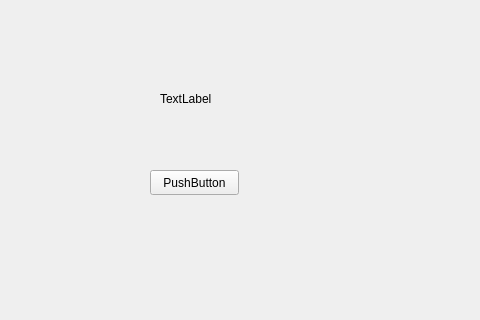
The window that mainwindow.ui (rodolfostark/reaction-time-game) describes before a commit, drawn with Qt 5; both pictures show x 100 to 580 and y 0 to 320 of the 800 by 600 pixel window.
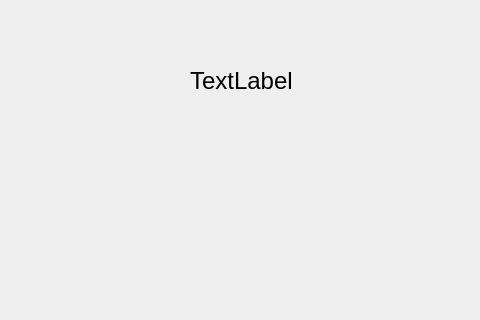
The same window after the commit.

Diff of the .ui file:
```diff
--- a/mainwindow.ui
+++ b/mainwindow.ui
@@ -14,27 +14,19 @@
    <string>MainWindow</string>
   </property>
   <widget class="QWidget" name="centralwidget">
-   <widget class="QPushButton" name="BOTAOZINHO">
+   <widget class="QLabel" name="label">
     <property name="geometry">
      <rect>
-      <x>250</x>
-      <y>170</y>
-      <width>89</width>
-      <height>25</height>
+      <x>290</x>
+      <y>50</y>
+      <width>141</width>
+      <height>61</height>
      </rect>
     </property>
-    <property name="text">
-     <string>PushButton</string>
-    </property>
-   </widget>
-   <widget class="QLabel" name="LABELZASSA">
-    <property name="geometry">
-     <rect>
-      <x>260</x>
-      <y>90</y>
-      <width>67</width>
-      <height>17</height>
-     </rect>
+    <property name="font">
+     <font>
+      <pointsize>18</pointsize>
+     </font>
     </property>
     <property name="text">
      <string>TextLabel</string>
```
Left out of the diff: 2 changed lines with no effect on the pictures.
